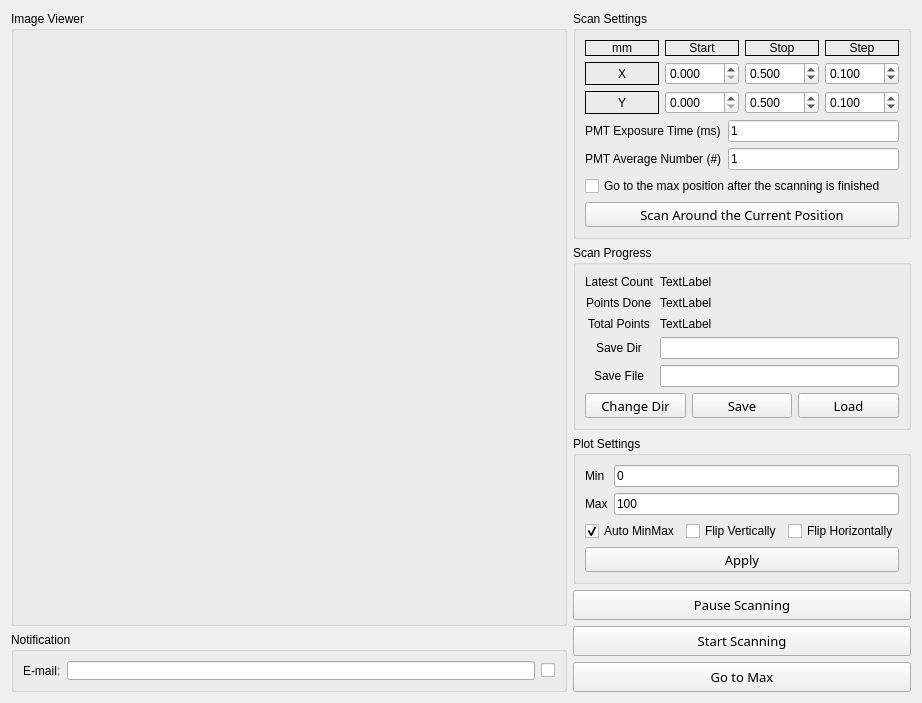
Old version of the form Client/gui/applications/pmt_aligner/widgets/scanner.ui in the repository jhjeong32snu/QtDeviceServer_for_IonTrap_v2.
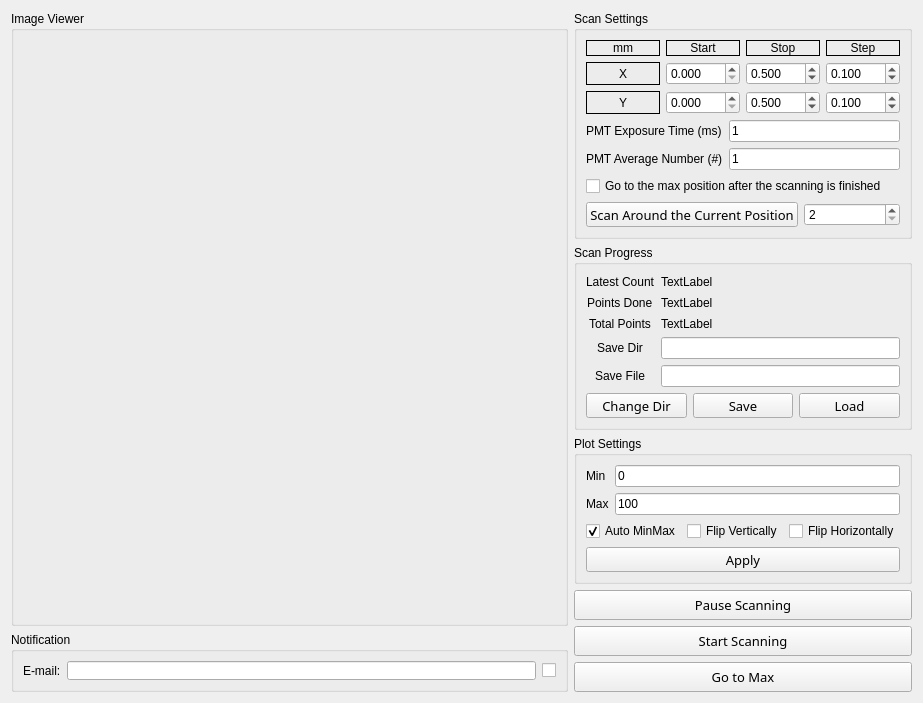
New version of the form.

Patch:
```diff
--- a/Client/gui/applications/pmt_aligner/widgets/scanner.ui
+++ b/Client/gui/applications/pmt_aligner/widgets/scanner.ui
@@ -6,8 +6,8 @@
    <rect>
     <x>0</x>
     <y>0</y>
-    <width>922</width>
-    <height>660</height>
+    <width>923</width>
+    <height>662</height>
    </rect>
   </property>
   <property name="windowTitle">
@@ -289,6 +289,8 @@
           </item>
          </layout>
         </item>
+        <item>
+         <layout class="QHBoxLayout" name="horizontalLayout_5">
         <item>
          <widget class="QPushButton" name="BTN_scan_vicinity">
           <property name="minimumSize">
@@ -314,6 +316,18 @@
           </property>
          </widget>
         </item>
+          <item>
+           <widget class="QSpinBox" name="SPBOX_vicinity_length">
+            <property name="minimum">
+             <number>2</number>
+            </property>
+            <property name="maximum">
+             <number>5</number>
+            </property>
+           </widget>
+          </item>
+         </layout>
+        </item>
        </layout>
       </widget>
      </item>
```
Left out of the diff: 52 changed lines with no effect on the pictures. Lines whose indentation alone changed are shown as unchanged.
